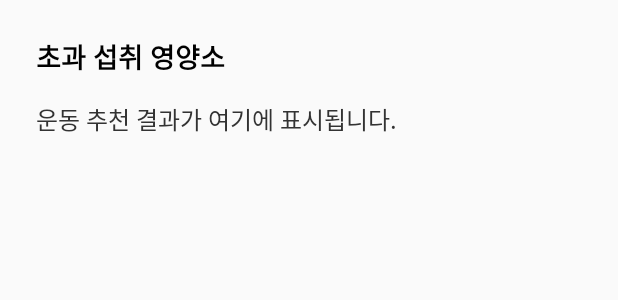
After one commit to smitehead/explosive-necklace, an Android app: the layout activity_exercise_recommendation.xml on its own in the app's theme, with its tools: preview values and no code run, on a phone screen of 412 x 824 dp. The commit adds this screen. Shown: the top 300 px of the screen. Run offline under Robolectric (Android 15) with nearby library versions, the phone set to English and light mode, and no system bars.

Commit message:
전반적 수정

```diff
--- a/app/src/main/AndroidManifest.xml
+++ b/app/src/main/AndroidManifest.xml
@@ -16,6 +16,9 @@
         android:supportsRtl="true"
         android:theme="@style/Theme.Project2025"
         tools:targetApi="31">
+        <activity
+            android:name=".ExerciseRecommendationActivity"
+            android:exported="false" />
         <activity
             android:name=".ResultFoodFragment"
             android:exported="false" />
--- a/app/src/main/java/com/cookandroid/project2025/CheckFragment.java
+++ b/app/src/main/java/com/cookandroid/project2025/CheckFragment.java
@@ -91,7 +91,7 @@ public class CheckFragment extends Fragment {
                     .build();
 
             Request request = new Request.Builder()
-                    .url("https://6fc4-118-39-131-129.ngrok-free.app/upload_image")
+                    .url("https://70ca-118-39-131-129.ngrok-free.app/upload_image")
                     .post(requestBody)
                     .build();
 
--- /dev/null
+++ b/app/src/main/res/layout/activity_exercise_recommendation.xml
@@ -0,0 +1,32 @@
+<?xml version="1.0" encoding="utf-8"?>
+<ScrollView xmlns:android="http://schemas.android.com/apk/res/android"
+    android:layout_width="match_parent"
+    android:layout_height="match_parent"
+    android:padding="24dp">
+
+    <LinearLayout
+        android:orientation="vertical"
+        android:layout_width="match_parent"
+        android:layout_height="wrap_content">
+
+        <!-- 초과된 영양소 정보 -->
+        <TextView
+            android:id="@+id/overKcalTextView"
+            android:layout_width="wrap_content"
+            android:layout_height="wrap_content"
+            android:text="초과 섭취 영양소"
+            android:textSize="18sp"
+            android:textStyle="bold"
+            android:textColor="#000000"
+            android:layout_marginBottom="16dp" />
+
+        <!-- 추천 운동 리스트 -->
+        <TextView
+            android:id="@+id/recommendationTextView"
+            android:layout_width="match_parent"
+            android:layout_height="wrap_content"
+            android:text="운동 추천 결과가 여기에 표시됩니다."
+            android:textSize="16sp"
+            android:textColor="#333333" />
+    </LinearLayout>
+</ScrollView>
```
Also changed, not shown: app/src/main/java/com/cookandroid/project2025/ExerciseRecommendationActivity.java (added, +152 -0 lines).
